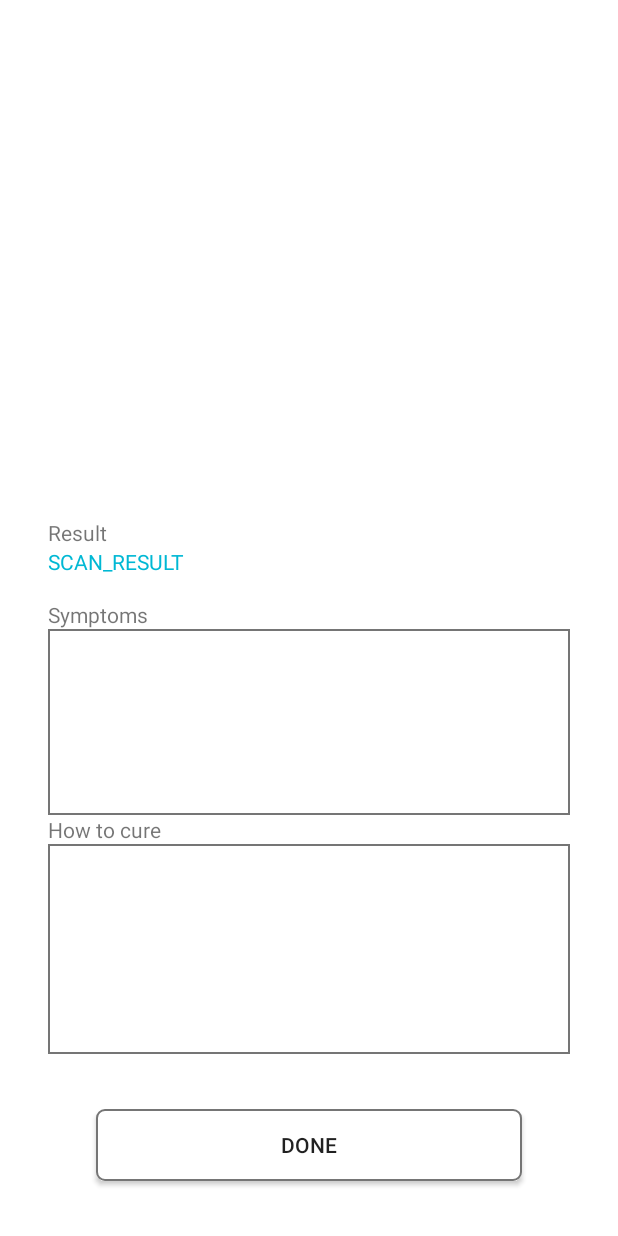
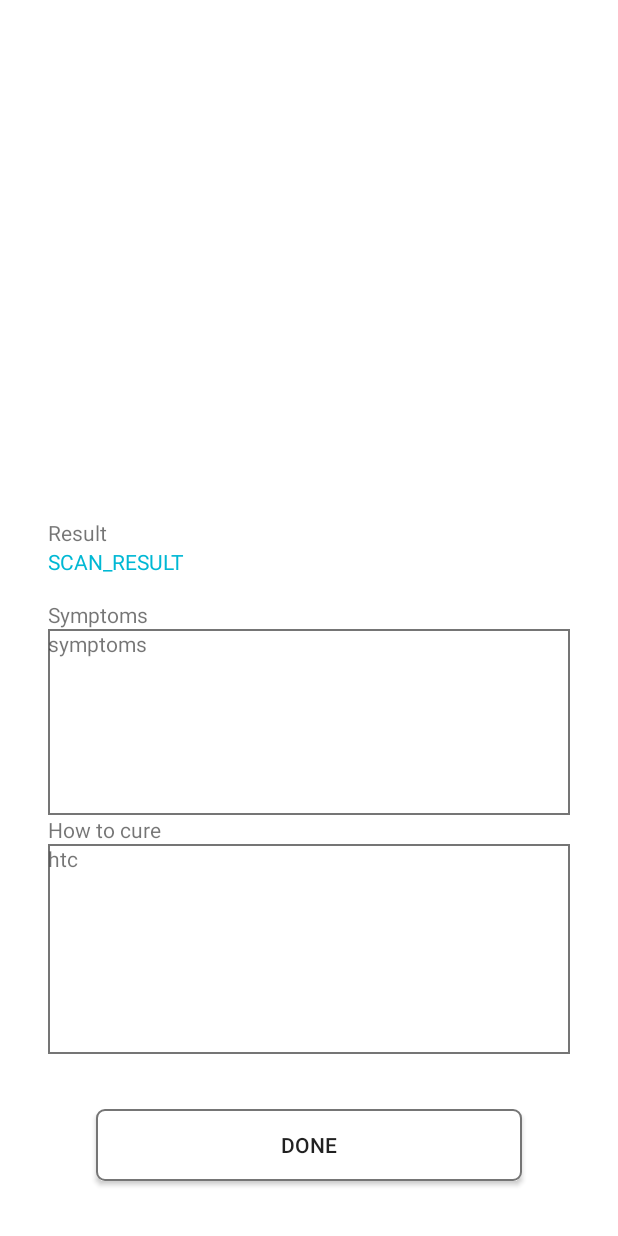
Before and after one commit to wijayaFikri/Skin_Disease_Detector, an Android app: the ProcessResultActivity screen opened directly, with no data from a screen before it, on a phone screen of 412 x 824 dp. Run offline under Robolectric (Android 15) with nearby library versions, the phone set to English and light mode, and no system bars; 5 statements that could not run were skipped.

Commit message:
finish app - history

```diff
--- a/app/build.gradle
+++ b/app/build.gradle
@@ -30,9 +30,14 @@ dependencies {
     implementation 'androidx.appcompat:appcompat:1.1.0'
     implementation 'androidx.constraintlayout:constraintlayout:1.1.3'
     implementation 'com.google.firebase:firebase-auth:19.3.1'
+    implementation 'com.google.firebase:firebase-database:19.3.0'
     testImplementation 'junit:junit:4.12'
     androidTestImplementation 'androidx.test.ext:junit:1.1.1'
     androidTestImplementation 'androidx.test.espresso:espresso-core:3.2.0'
     implementation 'androidx.cardview:cardview:1.0.0'
     implementation 'de.hdodenhof:circleimageview:3.1.0'
+    implementation 'com.squareup.retrofit2:retrofit:2.6.2'
+    implementation 'com.google.code.gson:gson:2.8.6'
+    implementation 'com.squareup.retrofit2:converter-gson:2.6.2'
+    implementation 'com.squareup.picasso:picasso:2.71828'
 }
--- a/app/src/main/AndroidManifest.xml
+++ b/app/src/main/AndroidManifest.xml
@@ -5,6 +5,7 @@
     <uses-feature
         android:name="android.hardware.camera"
         android:required="true" />
+    <uses-permission android:name="android.permission.INTERNET" />
 
     <application
         android:allowBackup="true"
@@ -12,7 +13,8 @@
         android:label="@string/app_name"
         android:roundIcon="@mipmap/apps_icon_round"
         android:supportsRtl="true"
-        android:theme="@style/AppTheme">
+        android:theme="@style/AppTheme"
+        android:usesCleartextTraffic="true">
         <activity android:name=".activities.SplashActivity">
             <intent-filter>
                 <action android:name="android.intent.action.MAIN" />
@@ -25,7 +27,7 @@
         <activity android:name=".activities.CameraResultActivity" />
         <activity android:name=".activities.RegisterActivity" />
         <activity android:name=".activities.LoginActivity" />
-        <activity android:name=".activities.MainActivity"/>
+        <activity android:name=".activities.MainActivity" />
         <activity
             android:name=".activities.IntroToApp"
             android:label="My Custom AppIntro" />
--- a/app/src/main/java/com/jassen/skindiseasedetector/ApplicationConstants.java
+++ b/app/src/main/java/com/jassen/skindiseasedetector/ApplicationConstants.java
@@ -2,4 +2,5 @@ package com.jassen.skindiseasedetector;
 
 public class ApplicationConstants {
     public static String MY_PREF = "MY_PREF";
+    public static String CATEGORY_PREF = "Disease";
 }
--- a/app/src/main/java/com/jassen/skindiseasedetector/activities/ProcessResultActivity.java
+++ b/app/src/main/java/com/jassen/skindiseasedetector/activities/ProcessResultActivity.java
@@ -2,11 +2,17 @@ package com.jassen.skindiseasedetector.activities;
 
 import androidx.appcompat.app.AppCompatActivity;
 
+import android.content.Intent;
 import android.graphics.Bitmap;
 import android.os.Bundle;
+import android.telephony.gsm.GsmCellLocation;
+import android.view.View;
 import android.widget.ImageView;
+import android.widget.TextView;
 
+import com.google.gson.Gson;
 import com.jassen.skindiseasedetector.R;
+import com.jassen.skindiseasedetector.models.Disease;
 
 public class ProcessResultActivity extends AppCompatActivity {
 
@@ -18,5 +24,18 @@ public class ProcessResultActivity extends AppCompatActivity {
         Bitmap bitmap = (Bitmap) bundle.get("data");
         ImageView imageView = findViewById(R.id.process_result_imageView);
         imageView.setImageBitmap(bitmap);
+        Disease disease = new Gson().fromJson(bundle.get("disease").toString(),Disease.class);
+        TextView resultTv = findViewById(R.id.process_result_textView);
+        resultTv.setText(disease.getName());
+        TextView symptomsTv = findViewById(R.id.symptoms_textView);
+        symptomsTv.setText(disease.getSymptoms());
+        TextView cureMethodTv = findViewById(R.id.cure_method_textView);
+        cureMethodTv.setText(disease.getCureMethod());
+    }
+
+    public void finishProcess(View view) {
+        Intent intent = new Intent(this,MainActivity.class);
+        intent.setFlags(Intent.FLAG_ACTIVITY_NEW_TASK | Intent.FLAG_ACTIVITY_CLEAR_TASK);
+        startActivity(intent);
     }
 }
--- /dev/null
+++ b/app/src/main/java/com/jassen/skindiseasedetector/retrofit/CallApi.java
@@ -0,0 +1,6 @@
+package com.jassen.skindiseasedetector.retrofit;
+
+public interface CallApi<T> {
+    void onSuccess(T result);
+    void onFailed(String message);
+}
--- a/app/src/main/res/layout/activity_camera_result.xml
+++ b/app/src/main/res/layout/activity_camera_result.xml
@@ -21,6 +21,7 @@
         />
 
     <ImageView
+        android:onClick="goRetakeImage"
         android:layout_width="wrap_content"
         android:layout_height="wrap_content"
         android:src="@drawable/ic_rotate_left_black"
--- a/app/src/main/res/layout/activity_process_result.xml
+++ b/app/src/main/res/layout/activity_process_result.xml
@@ -65,10 +65,22 @@
         android:background="@drawable/border_black"
         android:layout_marginHorizontal="32dp">
 
-        <ListView
-            android:id="@+id/symptoms_listView"
+        <ScrollView
             android:layout_width="match_parent"
-            android:layout_height="match_parent"/>
+            android:layout_height="match_parent">
+            <LinearLayout
+                android:layout_width="match_parent"
+                android:layout_height="wrap_content"
+                android:orientation="vertical">
+                <TextView
+                    android:id="@+id/symptoms_textView"
+                    android:layout_width="match_parent"
+                    android:layout_height="match_parent"
+                    android:text="symptoms"/>
+            </LinearLayout>
+        </ScrollView>
+
+
 
     </LinearLayout>
     <TextView
@@ -95,14 +107,25 @@
         android:layout_marginHorizontal="32dp"
         android:background="@drawable/border_black">
 
-        <ListView
-            android:id="@+id/how_to_cure_listView"
+        <ScrollView
             android:layout_width="match_parent"
-            android:layout_height="match_parent"/>
+            android:layout_height="match_parent">
+            <LinearLayout
+                android:layout_width="match_parent"
+                android:layout_height="wrap_content"
+                android:orientation="vertical">
+                <TextView
+                    android:id="@+id/cure_method_textView"
+                    android:layout_width="match_parent"
+                    android:layout_height="match_parent"
+                    android:text="htc"/>
+            </LinearLayout>
+        </ScrollView>
 
     </LinearLayout>
 
     <Button
+        android:onClick="finishProcess"
         android:layout_width="match_parent"
         android:layout_height="wrap_content"
         android:layout_marginHorizontal="64dp"
--- a/build.gradle
+++ b/build.gradle
@@ -9,7 +9,7 @@ buildscript {
     }
     dependencies {
         classpath 'com.android.tools.build:gradle:3.6.2'
-        classpath 'com.google.gms:google-services:4.2.0'
+        classpath 'com.google.gms:google-services:4.3.3'
 
 
         // NOTE: Do not place your application dependencies here; they belong
```
Also changed, not shown: app/src/main/java/com/jassen/skindiseasedetector/activities/CameraResultActivity.java (+26 -0 lines), app/src/main/java/com/jassen/skindiseasedetector/activities/MainActivity.java (+13 -9 lines), app/src/main/java/com/jassen/skindiseasedetector/activities/ProcessingActivity.java (+68 -4 lines), app/src/main/java/com/jassen/skindiseasedetector/models/Disease.java (added, +43 -0 lines), app/src/main/java/com/jassen/skindiseasedetector/retrofit/SddApi.java (added, +18 -0 lines), app/src/main/java/com/jassen/skindiseasedetector/retrofit/SddRetrofit.java (added, +51 -0 lines).
